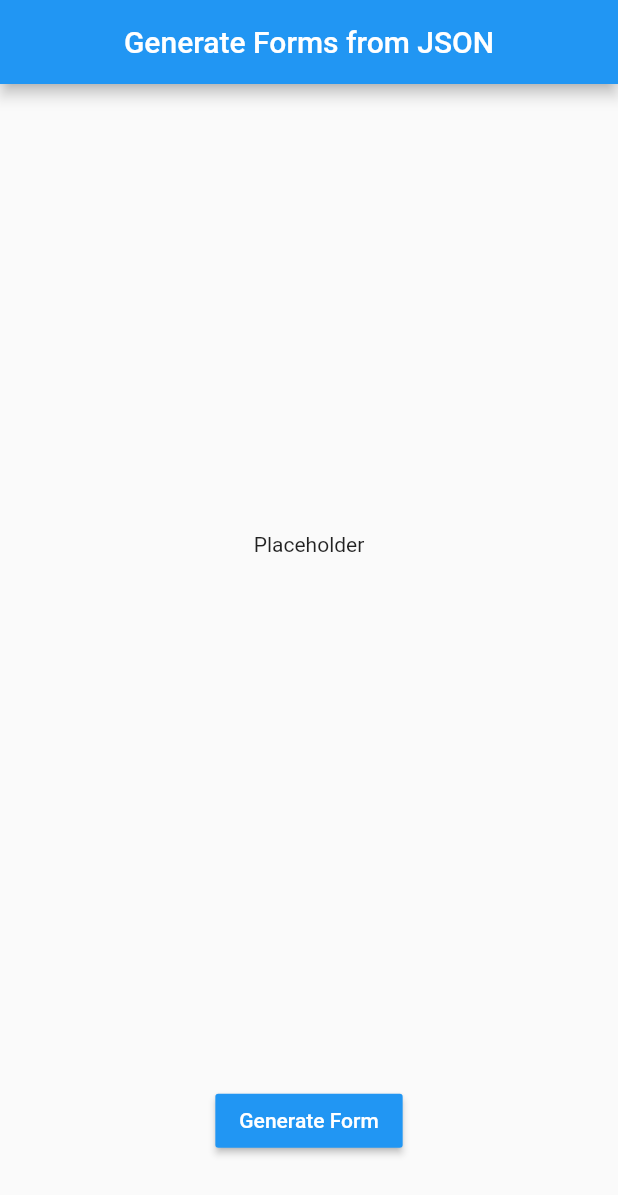
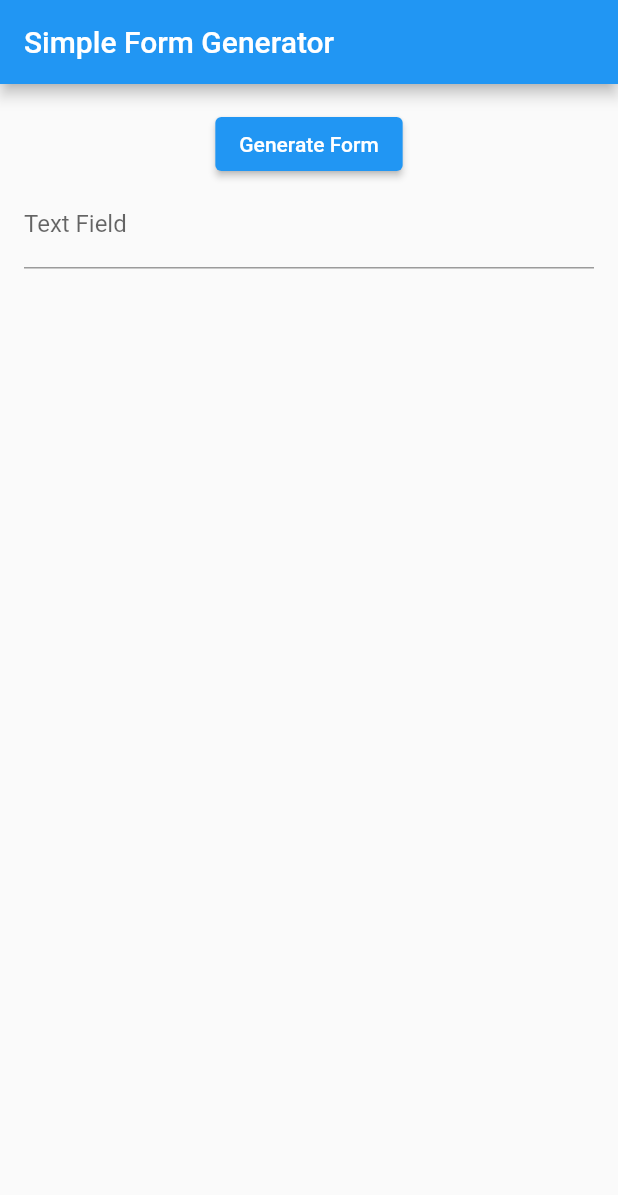
Before and after one commit to a307/tru-dawson-project, a Flutter app: the screen it shows after launch, after a tap on "Generate Form", on a phone screen of 412 x 824 dp. Shown: the top 1195 px of the screen. Run offline on Flutter 3.47's test engine with Material 2 defaults, Android fonts, the phone set to English and light mode, and no system bars; drawn by our look-alikes of flutter_form_builder.

Commit message:
Made a simple Form Generator
- Added a button to generate a form from the text_field JSON file

```diff
--- a/tru_dawson_project/lib/main.dart
+++ b/tru_dawson_project/lib/main.dart
@@ -1,79 +1,111 @@
-import 'dart:convert';
-import 'package:flutter/services.dart';
+import 'package:flutter/material.dart';
+import 'package:flutter/services.dart'; // Required for rootBundle to read files
 import 'package:flutter_form_builder/flutter_form_builder.dart';
-import 'package:flutter/material.dart';
+import 'dart:convert'; // Required for JSON operations
 
+// Entry point of the app (Didn't know what this meant before)
 void main() => runApp(const MyApp());
 
-class MyApp extends StatefulWidget {
+// Root Widget of the application
+class MyApp extends StatelessWidget {
   const MyApp({super.key});
 
   @override
-  State<MyApp> createState() => _MyAppState();
-}
-
-class _MyAppState extends State<MyApp> {
-  @override
   Widget build(BuildContext context) {
+    // MaterialApp provides Material Theming for the app (Didn't know what this meant before)
     return MaterialApp(
-      title: 'Form Generator',
-      theme: ThemeData(
-        primarySwatch: Colors.blue,
-      ),
-      home: const FormGenerator(),
-      debugShowCheckedModeBanner: false,
+      debugShowCheckedModeBanner: false, // This removes the debug banner from
+      home: MyHomePage(),
     );
   }
 }
 
-class FormGenerator extends StatefulWidget {
-  const FormGenerator({Key? key}) : super(key: key);
-
+// StatefulWidget allows UI to be rebuilt when state changes (Didn't know what this meant before)
+class MyHomePage extends StatefulWidget {
   @override
-  State<FormGenerator> createState() => _FormGeneratorState();
+  _MyHomePageState createState() => _MyHomePageState();
 }
 
-class _FormGeneratorState extends State<FormGenerator> {
-  List _items = [];
+// State class where logic and variables are defined
+class _MyHomePageState extends State<MyHomePage> {
+  // Key used to access form state and then validate (Kind of understand this but not completely)
+  final GlobalKey<FormBuilderState> _fbKey = GlobalKey<FormBuilderState>();
 
-  void generateForm() async {
-    final String response =
-        await rootBundle.loadString('assets/text_field.json');
-    final data = await json.decode(response);
-    setState(() {
-      _items = [data];
-      print("number of items ${_items.length}");
+  // Variable to determine if form should be shown
+  bool showForm = false;
+
+  // Map to hold parsed JSON data
+  Map<String, dynamic> jsonMap = {};
+
+  // Initialize state: this method is called once when the widget is displayed
+  @override
+  void initState() {
+    super.initState();
+    // Load JSON from assets folder and then update state
+    _loadJsonFromAssets().then((value) {
+      setState(() {
+        jsonMap = value;
+      });
     });
   }
 
+  // Function to load and decode JSON from asset folder
+  Future<Map<String, dynamic>> _loadJsonFromAssets() async {
+    String jsonString = await rootBundle.loadString('assets/text_field.json');
+    return jsonDecode(jsonString);
+  }
+
+  // Build method for constructing the UI
   @override
   Widget build(BuildContext context) {
+    List<Widget> formFields = [];
+
+    // Check conditions to determine if FormBuilderTextField should be added
+    if (showForm && jsonMap['type'] == 'text_field') {
+      // If showForm is true and the type is text_field
+      // The type is text field so a text field will be generated
+      formFields.add(FormBuilderTextField(
+        name: jsonMap['meta_data'][
+            'control_name'], // This sets the name of the TextField and it's type of data. In this case the name of it will be the value of "control_name" which is "String" in the meta_data map (I'm still confused with what the meta_data represents)
+        decoration: const InputDecoration(
+            labelText:
+                'Text Field'), // This is placeholder or "hint" text for the text field
+      ));
+    }
+
+    // Returns the overall layout of this screen
     return Scaffold(
-      appBar: AppBar(
-        centerTitle: true,
-        title: const Text('Generate Forms from JSON'),
-        backgroundColor: Colors.blue,
-      ),
-      body: Column(
-        children: [
-          const Expanded(
-            flex: 4,
-            child: Center(
-              child: Text('Placeholder'),
-            ),
-          ),
-          Expanded(
-            flex: 1,
-            child: Center(
-              child: MaterialButton(
-                color: Colors.blue,
-                onPressed: () => {generateForm()},
+      appBar: AppBar(title: const Text('Simple Form Generator')),
+      body: Padding(
+        padding: const EdgeInsets.all(16.0),
+        child: Column(
+          children: [
+            // Button to generate the form
+            Center(
+              child: ElevatedButton(
+                onPressed: () {
+                  setState(() {
+                    if (showForm == true) {
+                      showForm = false;
+                    } else {
+                      showForm = true;
+                    }
+                  });
+                },
                 child: const Text('Generate Form'),
-                textColor: Colors.white,
               ),
             ),
-          )
-        ],
+            // If showForm is true, show the form. Otherwise, show an empty container.
+            Expanded(
+              child: showForm
+                  ? FormBuilder(
+                      key: _fbKey,
+                      child: ListView(children: formFields),
+                    )
+                  : Container(),
+            ),
+          ],
+        ),
       ),
     );
   }
```
